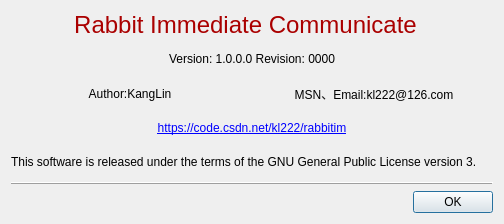
Above: Widgets/FrmAbout/FrmAbout.ui from KangLin/RabbitIm before the change. Below: the same form after it.
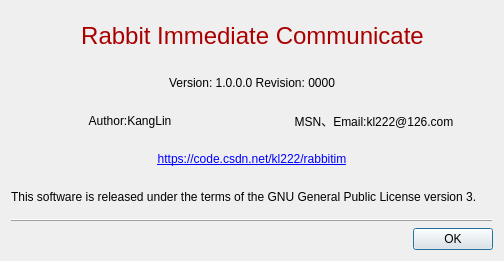
That is the form after the change. Icons and pictures are not drawn.

Commit message: 修改对话框

```diff
--- a/Widgets/FrmAbout/FrmAbout.ui
+++ b/Widgets/FrmAbout/FrmAbout.ui
@@ -7,7 +7,7 @@
     <x>0</x>
     <y>0</y>
     <width>504</width>
-    <height>224</height>
+    <height>261</height>
    </rect>
   </property>
   <property name="windowTitle">
@@ -16,14 +16,48 @@
   <layout class="QGridLayout" name="gridLayout">
    <item row="0" column="0">
     <layout class="QHBoxLayout" name="horizontalLayout">
+     <item>
+      <widget class="QLabel" name="lblLogo">
+       <property name="sizePolicy">
+        <sizepolicy hsizetype="Preferred" vsizetype="Preferred">
+         <horstretch>0</horstretch>
+         <verstretch>0</verstretch>
+        </sizepolicy>
+       </property>
+       <property name="minimumSize">
+        <size>
+         <width>48</width>
+         <height>48</height>
+        </size>
+       </property>
+       <property name="textFormat">
+        <enum>Qt::PlainText</enum>
+       </property>
+       <property name="pixmap">
+        <pixmap resource="../../Resource/Resource.qrc">:/icon/AppIcon</pixmap>
+       </property>
+       <property name="scaledContents">
+        <bool>false</bool>
+       </property>
+       <property name="alignment">
+        <set>Qt::AlignRight|Qt::AlignTrailing|Qt::AlignVCenter</set>
+       </property>
+      </widget>
+     </item>
      <item>
       <widget class="QLabel" name="lblName">
        <property name="sizePolicy">
-        <sizepolicy hsizetype="Expanding" vsizetype="Preferred">
+        <sizepolicy hsizetype="Preferred" vsizetype="Preferred">
          <horstretch>0</horstretch>
          <verstretch>0</verstretch>
         </sizepolicy>
        </property>
+       <property name="minimumSize">
+        <size>
+         <width>0</width>
+         <height>50</height>
+        </size>
+       </property>
        <property name="palette">
         <palette>
          <active>
@@ -75,12 +109,24 @@
       </widget>
      </item>
      <item>
-      <widget class="QLabel" name="lblLogo">
+      <widget class="QLabel" name="lblLogo_2">
+       <property name="sizePolicy">
+        <sizepolicy hsizetype="Preferred" vsizetype="Preferred">
+         <horstretch>0</horstretch>
+         <verstretch>0</verstretch>
+        </sizepolicy>
+       </property>
+       <property name="minimumSize">
+        <size>
+         <width>48</width>
+         <height>48</height>
+        </size>
+       </property>
        <property name="textFormat">
         <enum>Qt::PlainText</enum>
        </property>
        <property name="alignment">
-        <set>Qt::AlignCenter</set>
+        <set>Qt::AlignLeading|Qt::AlignLeft|Qt::AlignVCenter</set>
        </property>
       </widget>
      </item>
```
Left out of the diff: 14 changed lines with no effect on the pictures. The commit also changes 6 other files.
